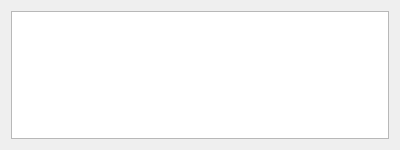
NotchBrown/Code-Editor-L, file src/widget/ipc_message/ipc_message.ui: the form before one commit.
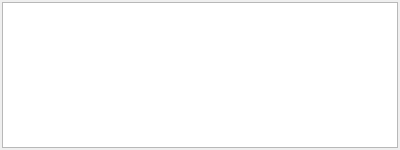
The form after the commit.

Commit message:
style: Optimize DockWidget layout margins for consistency
- Add uniform layout margins (2px) to all DockWidgets

- Navigator: Add tree column header definition

- ErrorsAndWarnings: Adjust default size to 320x120

- IPCMessage and Segment: Add consistent layout margins

Patch:
```diff
--- a/src/widget/ipc_message/ipc_message.ui
+++ b/src/widget/ipc_message/ipc_message.ui
@@ -14,6 +14,21 @@
    <string>IPC Message</string>
   </property>
   <layout class="QVBoxLayout" name="verticalLayout">
+   <property name="spacing">
+    <number>2</number>
+   </property>
+   <property name="leftMargin">
+    <number>2</number>
+   </property>
+   <property name="topMargin">
+    <number>2</number>
+   </property>
+   <property name="rightMargin">
+    <number>2</number>
+   </property>
+   <property name="bottomMargin">
+    <number>2</number>
+   </property>
    <item>
     <widget class="QTextEdit" name="textEdit">
      <property name="readOnly">
```
The commit also changes 3 other files.
